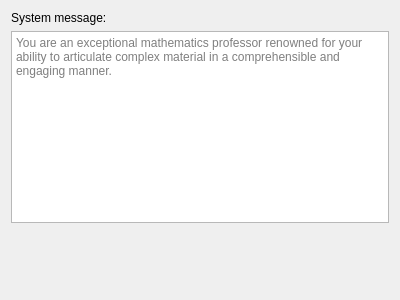
asianirish/AI-Ronaut, file SystemMessageWidget.ui: the form before one commit.
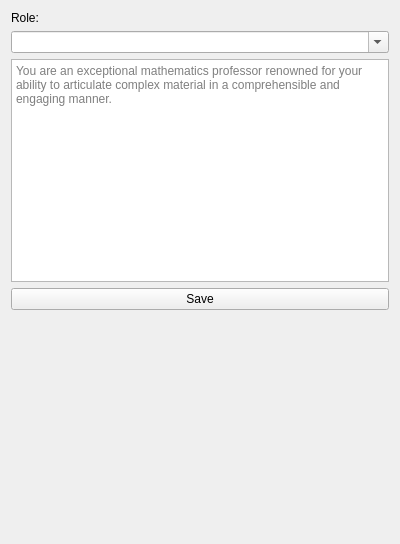
The form after the commit.

Commit message: add feature to save roles in the database

Diff of the .ui file:
```diff
--- a/SystemMessageWidget.ui
+++ b/SystemMessageWidget.ui
@@ -7,28 +7,31 @@
     <x>0</x>
     <y>0</y>
     <width>400</width>
-    <height>300</height>
+    <height>544</height>
    </rect>
   </property>
   <property name="windowTitle">
    <string>Form</string>
   </property>
   <layout class="QGridLayout" name="gridLayout">
-   <item row="1" column="0">
-    <widget class="QTextEdit" name="textEdit">
-     <property name="placeholderText">
-      <string>You are an exceptional mathematics professor renowned for your ability to articulate complex material in a comprehensible and engaging manner.</string>
-     </property>
-    </widget>
-   </item>
    <item row="0" column="0">
     <widget class="QLabel" name="label">
      <property name="text">
-      <string>System message:</string>
+      <string>Role:</string>
      </property>
     </widget>
    </item>
-   <item row="2" column="0">
+   <item row="1" column="0">
+    <widget class="QComboBox" name="roleBox">
+     <property name="editable">
+      <bool>true</bool>
+     </property>
+     <property name="currentIndex">
+      <number>-1</number>
+     </property>
+    </widget>
+   </item>
+   <item row="4" column="0">
     <spacer name="verticalSpacer">
      <property name="orientation">
       <enum>Qt::Vertical</enum>
@@ -41,6 +44,20 @@
      </property>
     </spacer>
    </item>
+   <item row="2" column="0">
+    <widget class="QTextEdit" name="textEdit">
+     <property name="placeholderText">
+      <string>You are an exceptional mathematics professor renowned for your ability to articulate complex material in a comprehensible and engaging manner.</string>
+     </property>
+    </widget>
+   </item>
+   <item row="3" column="0">
+    <widget class="QPushButton" name="saveRoleButton">
+     <property name="text">
+      <string>Save</string>
+     </property>
+    </widget>
+   </item>
   </layout>
  </widget>
  <resources/>
```
The commit also changes 6 other files.
